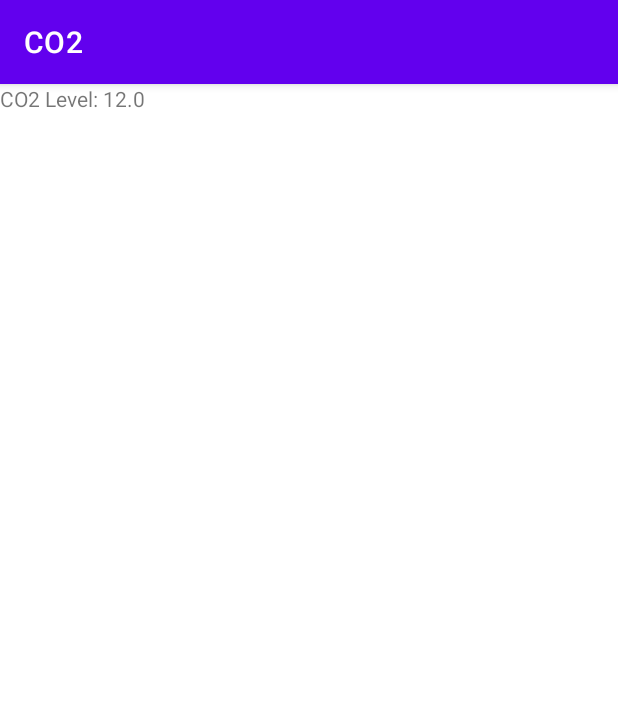
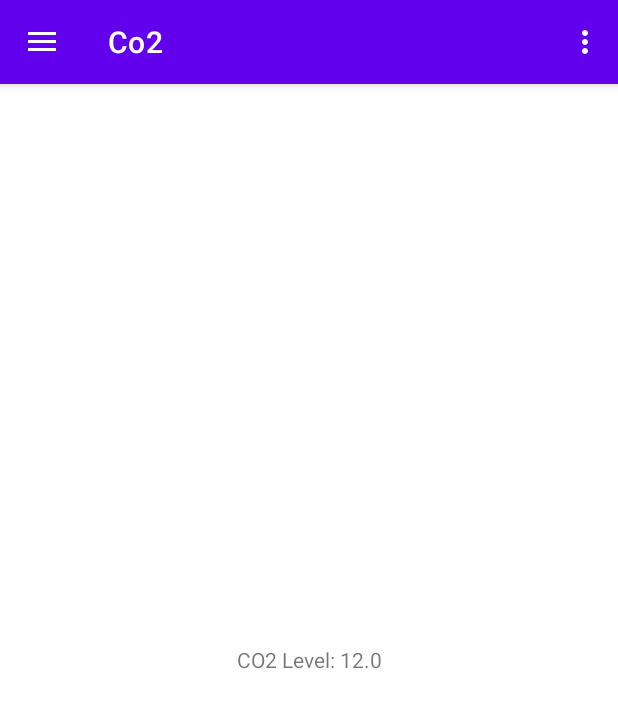
Before and after one commit to Group-3-SEP4/app, an Android app: the screen it shows after launch (MainActivity), in the side drawer, after a tap on "CO2", on a phone screen of 412 x 824 dp. Shown: the top 708 px of the screen. Run offline under Robolectric (Android 15) with nearby library versions, the phone set to English and light mode, and no system bars; our stand-ins replace navigation-ui.

Commit message:
Fix navigation bar, implement Co2 VM

```diff
--- a/ITSEP4A20App/app/build.gradle
+++ b/ITSEP4A20App/app/build.gradle
@@ -39,6 +39,9 @@ dependencies {
     implementation 'androidx.lifecycle:lifecycle-livedata-ktx:2.2.0'
     implementation 'androidx.lifecycle:lifecycle-viewmodel-ktx:2.2.0'
     implementation 'androidx.drawerlayout:drawerlayout:1.1.1'
+    implementation 'androidx.navigation:navigation-fragment:2.2.2'
+    implementation 'androidx.navigation:navigation-ui:2.2.2'
+    implementation 'com.google.android.material:material:1.2.1'
     testImplementation 'junit:junit:4.+'
     androidTestImplementation 'androidx.test.ext:junit:1.1.2'
     androidTestImplementation 'androidx.test.espresso:espresso-core:3.3.0'
--- a/ITSEP4A20App/app/src/main/java/com/example/it_sep4_a20_app/MainActivity.java
+++ b/ITSEP4A20App/app/src/main/java/com/example/it_sep4_a20_app/MainActivity.java
@@ -1,109 +1,59 @@
 package com.example.it_sep4_a20_app;
 
 
+import android.os.Bundle;
+import android.view.Menu;
+
+import com.google.android.material.navigation.NavigationView;
+
+import androidx.navigation.NavController;
+import androidx.navigation.Navigation;
+import androidx.navigation.ui.AppBarConfiguration;
+import androidx.navigation.ui.NavigationUI;
+import androidx.drawerlayout.widget.DrawerLayout;
 import androidx.appcompat.app.AppCompatActivity;
-import androidx.core.view.GravityCompat;
-import androidx.drawerlayout.widget.DrawerLayout;
-import androidx.fragment.app.Fragment;
-import androidx.fragment.app.FragmentManager;
-import androidx.lifecycle.Observer;
-import androidx.lifecycle.ViewModelProvider;
+import androidx.appcompat.widget.Toolbar;
 
-import android.os.Bundle;
-import android.view.MenuItem;
-import android.widget.TextView;
-
-
-import com.example.it_sep4_a20_app.ui.co2.Co2Fragment;
-import com.example.it_sep4_a20_app.ui.home.HomeFragment;
-import com.example.it_sep4_a20_app.ui.parameter.ParameterFragment;
 import com.google.android.material.navigation.NavigationView;
 
 public class MainActivity extends AppCompatActivity
 {
-    private TextView co2View;
-    private MainActivityViewModel viewModel;
-    private DrawerLayout drawerLayout;
-    private NavigationView drawer;
+
+    private AppBarConfiguration mAppBarConfiguration;
+
 
     @Override
     protected void onCreate(Bundle savedInstanceState)
     {
         super.onCreate(savedInstanceState);
         setContentView(R.layout.activity_main);
-        viewModel = new ViewModelProvider(this).get(MainActivityViewModel.class);
-        co2View = findViewById(R.id.co2);
-        viewModel.getCO2().observe(this, new Observer<Double>()
-        {
-            @Override
-            public void onChanged(Double aDouble)
-            {
-                String co2String = "CO2 Level: " + aDouble;
-                co2View.setText(co2String);
-            }
-        });
+        Toolbar toolbar = findViewById(R.id.toolbar);
+        setSupportActionBar(toolbar);
 
-
-        drawerLayout = (DrawerLayout) findViewById(R.id.layout_drawer_activity);
-
-        drawer = (NavigationView) findViewById(R.id.view);
-        setupDrawerContent(drawer);
+        DrawerLayout drawer = findViewById(R.id.drawer_layout);
+        NavigationView navigationView = findViewById(R.id.nav_view);
+        mAppBarConfiguration = new AppBarConfiguration.Builder(
+                R.id.nav_home, R.id.nav_co2, R.id.nav_parameter)
+                .setDrawerLayout(drawer)
+                .build();
+        NavController navController = Navigation.findNavController(this, R.id.nav_host_fragment);
+        NavigationUI.setupActionBarWithNavController(this, navController, mAppBarConfiguration);
+        NavigationUI.setupWithNavController(navigationView, navController);
     }
 
     @Override
-    public boolean onOptionsItemSelected(MenuItem item) {
-        switch (item.getItemId()) {
-            case android.R.id.home:
-                drawerLayout.openDrawer(GravityCompat.START);
-                return true;
-        }
-
-        return super.onOptionsItemSelected(item);
+    public boolean onCreateOptionsMenu(Menu menu) {
+        // Inflate the menu; this adds items to the action bar if it is present.
+        getMenuInflater().inflate(R.menu.layout_drawer_activity, menu);
+        return true;
     }
 
-    private void setupDrawerContent(NavigationView navigationView) {
-        navigationView.setNavigationItemSelectedListener(
-                new NavigationView.OnNavigationItemSelectedListener() {
-                    @Override
-                    public boolean onNavigationItemSelected(MenuItem menuItem) {
-                        selectDrawerItem(menuItem);
-                        return true;
-                    }
-                });
-    }
-
-    public void selectDrawerItem(MenuItem menuItem) {
-        Fragment fragment = null;
-        Class fragmentClass;
-        switch(menuItem.getItemId()) {
-            case R.id.menu_item_home:
-                fragmentClass = HomeFragment.class;
-                break;
-            case R.id.menu_item_parameter:
-                fragmentClass = ParameterFragment.class;
-                break;
-            case R.id.menu_item_co2:
-                fragmentClass = Co2Fragment.class;
-                break;
-            default:
-                fragmentClass = HomeFragment.class;
-        }
-
-        try {
-            fragment = (Fragment) fragmentClass.newInstance();
-        } catch (Exception e) {
-            e.printStackTrace();
-        }
-
-        FragmentManager fragmentManager = getSupportFragmentManager();
-        fragmentManager.beginTransaction().replace(R.id.menu_item_home, fragment).commit();
-
-
-        menuItem.setChecked(true);
-        setTitle(menuItem.getTitle());
-        drawerLayout.closeDrawers();
+    @Override
+    public boolean onSupportNavigateUp() {
+        NavController navController = Navigation.findNavController(this, R.id.nav_host_fragment);
+        return NavigationUI.navigateUp(navController, mAppBarConfiguration)
+                || super.onSupportNavigateUp();
     }
 
 
-
 }
--- a/ITSEP4A20App/app/src/main/java/com/example/it_sep4_a20_app/MainActivityViewModel.java
+++ /dev/null
@@ -1,22 +0,0 @@
-package com.example.it_sep4_a20_app;
-
-import androidx.lifecycle.LiveData;
-import androidx.lifecycle.MutableLiveData;
-import androidx.lifecycle.ViewModel;
-
-public class MainActivityViewModel extends ViewModel
-{
-    private Repository repo;
-    private MutableLiveData<Double> co2;
-
-    public MainActivityViewModel()
-    {
-        co2 = new MutableLiveData<>();
-        this.repo = new Repository();
-    }
-
-    public LiveData<Double> getCO2()
-    {
-        return repo.getCO2();
-    }
-}
--- a/ITSEP4A20App/app/src/main/java/com/example/it_sep4_a20_app/ui/co2/Co2Fragment.java
+++ b/ITSEP4A20App/app/src/main/java/com/example/it_sep4_a20_app/ui/co2/Co2Fragment.java
@@ -1,5 +1,6 @@
 package com.example.it_sep4_a20_app.ui.co2;
 
+import androidx.lifecycle.Observer;
 import androidx.lifecycle.ViewModelProvider;
 
 import android.os.Bundle;
@@ -11,12 +12,15 @@ import androidx.fragment.app.Fragment;
 import android.view.LayoutInflater;
 import android.view.View;
 import android.view.ViewGroup;
+import android.widget.TextView;
 
 import com.example.it_sep4_a20_app.R;
 
 public class Co2Fragment extends Fragment {
 
     private Co2ViewModel mViewModel;
+
+    private TextView co2Reading;
 
     public static Co2Fragment newInstance() {
         return new Co2Fragment();
@@ -25,14 +29,23 @@ public class Co2Fragment extends Fragment {
     @Override
     public View onCreateView(@NonNull LayoutInflater inflater, @Nullable ViewGroup container,
                              @Nullable Bundle savedInstanceState) {
-        return inflater.inflate(R.layout.co2_fragment, container, false);
+
+        View root = inflater.inflate(R.layout.fragment_co2, container, false);
+        co2Reading = root.findViewById(R.id.textView_co2);
+        return root;
     }
 
     @Override
     public void onActivityCreated(@Nullable Bundle savedInstanceState) {
         super.onActivityCreated(savedInstanceState);
         mViewModel = new ViewModelProvider(this).get(Co2ViewModel.class);
-        // TODO: Use the ViewModel
+        mViewModel.getCO2().observe(getViewLifecycleOwner(), new Observer<Double>() {
+            @Override
+            public void onChanged(Double aDouble) {
+                String co2String = "CO2 Level: " + aDouble;
+                co2Reading.setText(co2String);
+            }
+        });
     }
 
 }
--- a/ITSEP4A20App/app/src/main/java/com/example/it_sep4_a20_app/ui/co2/Co2ViewModel.java
+++ b/ITSEP4A20App/app/src/main/java/com/example/it_sep4_a20_app/ui/co2/Co2ViewModel.java
@@ -1,7 +1,23 @@
 package com.example.it_sep4_a20_app.ui.co2;
 
+import androidx.lifecycle.LiveData;
+import androidx.lifecycle.MutableLiveData;
 import androidx.lifecycle.ViewModel;
 
+import com.example.it_sep4_a20_app.Repository;
+
 public class Co2ViewModel extends ViewModel {
-    // TODO: Implement the ViewModel
+    private Repository repo;
+    private MutableLiveData<Double> co2;
+
+    public Co2ViewModel()
+    {
+        co2 = new MutableLiveData<>();
+        this.repo = new Repository();
+    }
+
+    public LiveData<Double> getCO2()
+    {
+        return repo.getCO2();
+    }
 }
--- a/ITSEP4A20App/app/src/main/java/com/example/it_sep4_a20_app/ui/home/HomeFragment.java
+++ b/ITSEP4A20App/app/src/main/java/com/example/it_sep4_a20_app/ui/home/HomeFragment.java
@@ -25,7 +25,7 @@ public class HomeFragment extends Fragment {
     @Override
     public View onCreateView(@NonNull LayoutInflater inflater, @Nullable ViewGroup container,
                              @Nullable Bundle savedInstanceState) {
-        return inflater.inflate(R.layout.home_fragment, container, false);
+        return inflater.inflate(R.layout.fragment_home, container, false);
     }
 
     @Override
--- a/ITSEP4A20App/app/src/main/java/com/example/it_sep4_a20_app/ui/parameter/ParameterFragment.java
+++ b/ITSEP4A20App/app/src/main/java/com/example/it_sep4_a20_app/ui/parameter/ParameterFragment.java
@@ -25,7 +25,7 @@ public class ParameterFragment extends Fragment {
     @Override
     public View onCreateView(@NonNull LayoutInflater inflater, @Nullable ViewGroup container,
                              @Nullable Bundle savedInstanceState) {
-        return inflater.inflate(R.layout.parameter_fragment, container, false);
+        return inflater.inflate(R.layout.fragment_parameter, container, false);
     }
 
     @Override
--- a/ITSEP4A20App/app/src/main/res/layout/activity_main.xml
+++ b/ITSEP4A20App/app/src/main/res/layout/activity_main.xml
@@ -4,41 +4,19 @@
 <androidx.drawerlayout.widget.DrawerLayout
     xmlns:android="http://schemas.android.com/apk/res/android"
     xmlns:app="http://schemas.android.com/apk/res-auto"
-    android:id="@+id/layout_drawer_activity"
+    xmlns:tools="http://schemas.android.com/tools"
+    android:id="@+id/drawer_layout"
     android:layout_width="match_parent"
-    android:layout_height="match_parent">
+    android:layout_height="match_parent"
+    tools:openDrawer="start">
 
-    <LinearLayout xmlns:android="http://schemas.android.com/apk/res/android"
-        android:layout_width="match_parent" android:layout_height="match_parent"
-        android:orientation="vertical" >
-
-        <TextView
-            android:id="@+id/co2"
-            android:layout_width="wrap_content"
-            android:layout_height="wrap_content"
-            android:text="TextView" />
-
-        <!--
-
-        <fragment
-            android:id="@+id/home_fragment"
-            android:layout_width="match_parent"
-            android:layout_height="match_parent" />
-
-        <fragment
-            android:id="@+id/parameter_fragment"
-            android:layout_width="match_parent"
-            android:layout_height="match_parent" />
-
-        <fragment
-            android:id="@+id/co2_fragment"
-            android:layout_width="match_parent"
-            android:layout_height="match_parent" />
-        -->
-    </LinearLayout>
+    <include
+        layout="@layout/app_bar_main"
+        android:layout_width="match_parent"
+        android:layout_height="match_parent" />
 
     <com.google.android.material.navigation.NavigationView
-        android:id="@+id/view"
+        android:id="@+id/nav_view"
         android:layout_width="wrap_content"
         android:layout_height="match_parent"
         android:layout_gravity="start"
--- /dev/null
+++ b/ITSEP4A20App/app/src/main/res/layout/app_bar_main.xml
@@ -0,0 +1,27 @@
+<?xml version="1.0" encoding="utf-8"?>
+<androidx.coordinatorlayout.widget.CoordinatorLayout xmlns:android="http://schemas.android.com/apk/res/android"
+    xmlns:app="http://schemas.android.com/apk/res-auto"
+    xmlns:tools="http://schemas.android.com/tools"
+    android:layout_width="match_parent"
+    android:layout_height="match_parent"
+    tools:context=".MainActivity">
+
+    <com.google.android.material.appbar.AppBarLayout
+        android:layout_width="match_parent"
+        android:layout_height="wrap_content"
+        android:theme="@style/Theme.ITSEP4A20App.AppBarOverlay"
+        >
+
+        <androidx.appcompat.widget.Toolbar
+            android:id="@+id/toolbar"
+            android:layout_width="match_parent"
+            android:layout_height="?attr/actionBarSize"
+            android:background="?attr/colorPrimary"
+            app:popupTheme="@style/Theme.ITSEP4A20App.PopupOverlay"
+            />
+
+    </com.google.android.material.appbar.AppBarLayout>
+
+    <include layout="@layout/content_main" />
+
+</androidx.coordinatorlayout.widget.CoordinatorLayout>
--- /dev/null
+++ b/ITSEP4A20App/app/src/main/res/layout/content_main.xml
@@ -0,0 +1,20 @@
+<?xml version="1.0" encoding="utf-8"?>
+<androidx.constraintlayout.widget.ConstraintLayout xmlns:android="http://schemas.android.com/apk/res/android"
+    xmlns:app="http://schemas.android.com/apk/res-auto"
+    xmlns:tools="http://schemas.android.com/tools"
+    android:layout_width="match_parent"
+    android:layout_height="match_parent"
+    app:layout_behavior="@string/appbar_scrolling_view_behavior"
+    tools:showIn="@layout/app_bar_main">
+
+    <fragment
+        android:id="@+id/nav_host_fragment"
+        android:name="androidx.navigation.fragment.NavHostFragment"
+        android:layout_width="match_parent"
+        android:layout_height="match_parent"
+        app:defaultNavHost="true"
+        app:layout_constraintLeft_toLeftOf="parent"
+        app:layout_constraintRight_toRightOf="parent"
+        app:layout_constraintTop_toTopOf="parent"
+        app:navGraph="@navigation/navigation" />
+</androidx.constraintlayout.widget.ConstraintLayout>
--- a/ITSEP4A20App/app/src/main/res/layout/parameter_fragment.xml
+++ b/ITSEP4A20App/app/src/main/res/layout/fragment_co2.xml
@@ -1,13 +1,15 @@
 <?xml version="1.0" encoding="utf-8"?>
-<FrameLayout xmlns:android="http://schemas.android.com/apk/res/android"
+<androidx.constraintlayout.widget.ConstraintLayout xmlns:android="http://schemas.android.com/apk/res/android"
     xmlns:tools="http://schemas.android.com/tools"
     android:layout_width="match_parent"
     android:layout_height="match_parent"
-    tools:context=".ui.parameter.ParameterFragment">
+    tools:context=".ui.co2.Co2Fragment">
 
     <TextView
+        android:id="@+id/textView_co2"
         android:layout_width="match_parent"
         android:layout_height="match_parent"
+        android:gravity="center"
         android:text="Hello" />
 
-</FrameLayout>
+</androidx.constraintlayout.widget.ConstraintLayout>
--- a/ITSEP4A20App/app/src/main/res/layout/co2_fragment.xml
+++ b/ITSEP4A20App/app/src/main/res/layout/fragment_home.xml
@@ -1,13 +1,15 @@
 <?xml version="1.0" encoding="utf-8"?>
-<FrameLayout xmlns:android="http://schemas.android.com/apk/res/android"
+<androidx.constraintlayout.widget.ConstraintLayout xmlns:android="http://schemas.android.com/apk/res/android"
     xmlns:tools="http://schemas.android.com/tools"
     android:layout_width="match_parent"
     android:layout_height="match_parent"
-    tools:context=".ui.co2.Co2Fragment">
+    tools:context=".ui.home.HomeFragment">
 
     <TextView
+        android:id="@+id/textView_home"
         android:layout_width="match_parent"
         android:layout_height="match_parent"
+        android:gravity="center"
         android:text="Hello" />
 
-</FrameLayout>
+</androidx.constraintlayout.widget.ConstraintLayout>
--- a/ITSEP4A20App/app/src/main/res/layout/home_fragment.xml
+++ b/ITSEP4A20App/app/src/main/res/layout/fragment_parameter.xml
@@ -1,13 +1,15 @@
 <?xml version="1.0" encoding="utf-8"?>
-<FrameLayout xmlns:android="http://schemas.android.com/apk/res/android"
+<androidx.constraintlayout.widget.ConstraintLayout xmlns:android="http://schemas.android.com/apk/res/android"
     xmlns:tools="http://schemas.android.com/tools"
     android:layout_width="match_parent"
     android:layout_height="match_parent"
-    tools:context=".ui.home.HomeFragment">
+    tools:context=".ui.parameter.ParameterFragment">
 
     <TextView
+        android:id="@+id/textView_parameter"
         android:layout_width="match_parent"
         android:layout_height="match_parent"
+        android:gravity="center"
         android:text="Hello" />
 
-</FrameLayout>
+</androidx.constraintlayout.widget.ConstraintLayout>
--- /dev/null
+++ b/ITSEP4A20App/app/src/main/res/layout/nav_header_main.xml
@@ -0,0 +1,27 @@
+<?xml version="1.0" encoding="utf-8"?>
+<LinearLayout xmlns:android="http://schemas.android.com/apk/res/android"
+    xmlns:app="http://schemas.android.com/apk/res-auto"
+    android:layout_width="match_parent"
+    android:layout_height="20dp"
+    android:gravity="bottom"
+    android:orientation="vertical"
+    android:theme="@style/ThemeOverlay.AppCompat.Dark">
+
+    <ImageView
+        android:id="@+id/nav_header_imageView"
+        android:layout_width="wrap_content"
+        android:layout_height="wrap_content"
+        app:srcCompat="@mipmap/ic_launcher_round" />
+
+    <TextView
+        android:layout_width="match_parent"
+        android:layout_height="wrap_content"
+        android:text="@string/navigationView"
+        android:textAppearance="@style/TextAppearance.AppCompat.Body1" />
+
+    <TextView
+        android:id="@+id/nav_header_textView"
+        android:layout_width="wrap_content"
+        android:layout_height="wrap_content"
+        android:text="@string/nav_header_subtitle" />
+</LinearLayout>
--- a/ITSEP4A20App/app/src/main/res/menu/layout_drawer_activity.xml
+++ b/ITSEP4A20App/app/src/main/res/menu/layout_drawer_activity.xml
@@ -3,15 +3,15 @@
 
     <group android:checkableBehavior="single">
         <item
-            android:id="@+id/menu_item_home"
+            android:id="@+id/nav_home"
             android:icon="@drawable/i_item_home"
             android:title="Home" />
         <item
-            android:id="@+id/menu_item_parameter"
+            android:id="@+id/nav_parameter"
             android:icon="@drawable/i_item_parameter"
             android:title="Parameter" />
         <item
-            android:id="@+id/menu_item_co2"
+            android:id="@+id/nav_co2"
             android:icon="@drawable/i_item_co2"
             android:title="CO2" />
 
--- /dev/null
+++ b/ITSEP4A20App/app/src/main/res/navigation/navigation.xml
@@ -0,0 +1,25 @@
+<?xml version="1.0" encoding="utf-8"?>
+<navigation xmlns:android="http://schemas.android.com/apk/res/android"
+    xmlns:app="http://schemas.android.com/apk/res-auto"
+    xmlns:tools="http://schemas.android.com/tools"
+    android:id="@+id/mobile_navigation"
+    app:startDestination="@+id/nav_home">
+
+    <fragment
+        android:id="@+id/nav_home"
+        android:name="com.example.it_sep4_a20_app.ui.home.HomeFragment"
+        android:label="@string/menu_home"
+        tools:layout="@layout/fragment_home" />
+
+    <fragment
+        android:id="@+id/nav_parameter"
+        android:name="com.example.it_sep4_a20_app.ui.parameter.ParameterFragment"
+        android:label="@string/menu_parameter"
+        tools:layout="@layout/fragment_parameter" />
+
+    <fragment
+        android:id="@+id/nav_co2"
+        android:name="com.example.it_sep4_a20_app.ui.co2.Co2Fragment"
+        android:label="@string/menu_co2"
+        tools:layout="@layout/fragment_co2" />
+</navigation>
--- a/ITSEP4A20App/app/src/main/res/values/strings.xml
+++ b/ITSEP4A20App/app/src/main/res/values/strings.xml
@@ -1,3 +1,8 @@
 <resources>
     <string name="app_name">IT-SEP4-A20-App</string>
+    <string name="menu_home">Home</string>
+    <string name="menu_parameter">Parameters</string>
+    <string name="menu_co2">Co2</string>
+    <string name="navigationView">Navigation</string>
+    <string name="nav_header_subtitle">Here goes subtitle /TODO change</string>
 </resources>
--- a/ITSEP4A20App/app/src/main/res/values/themes.xml
+++ b/ITSEP4A20App/app/src/main/res/values/themes.xml
@@ -1,6 +1,6 @@
 <resources xmlns:tools="http://schemas.android.com/tools">
     <!-- Base application theme. -->
-    <style name="Theme.ITSEP4A20App" parent="Theme.MaterialComponents.DayNight.DarkActionBar">
+    <style name="Theme.ITSEP4A20App" parent="Theme.MaterialComponents.DayNight.NoActionBar">
         <!-- Primary brand color. -->
         <item name="colorPrimary">@color/purple_500</item>
         <item name="colorPrimaryVariant">@color/purple_700</item>
@@ -13,4 +13,13 @@
         <item name="android:statusBarColor" tools:targetApi="l">?attr/colorPrimaryVariant</item>
         <!-- Customize your theme here. -->
     </style>
+
+    <style name="Theme.ITSEP4A20App.NoActionBar">
+        <item name="windowActionBar">false</item>
+        <item name="windowNoTitle">true</item>
+    </style>[
+
+    <style name="Theme.ITSEP4A20App.AppBarOverlay" parent="ThemeOverlay.AppCompat.Dark.ActionBar" />
+
+    <style name="Theme.ITSEP4A20App.PopupOverlay" parent="ThemeOverlay.AppCompat.Light" />
 </resources>
```
